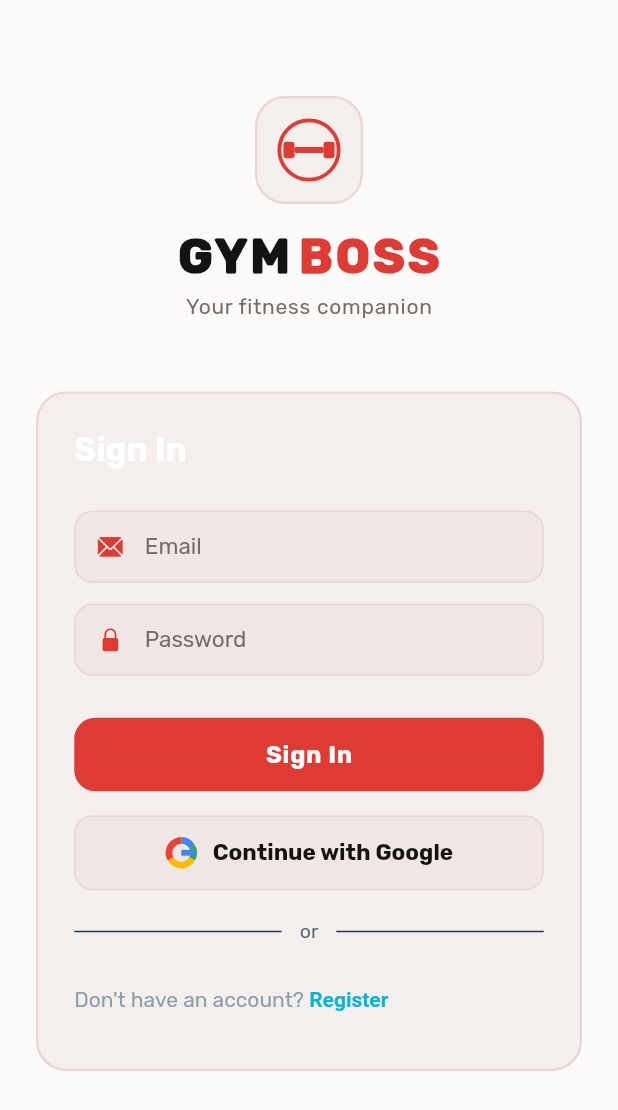
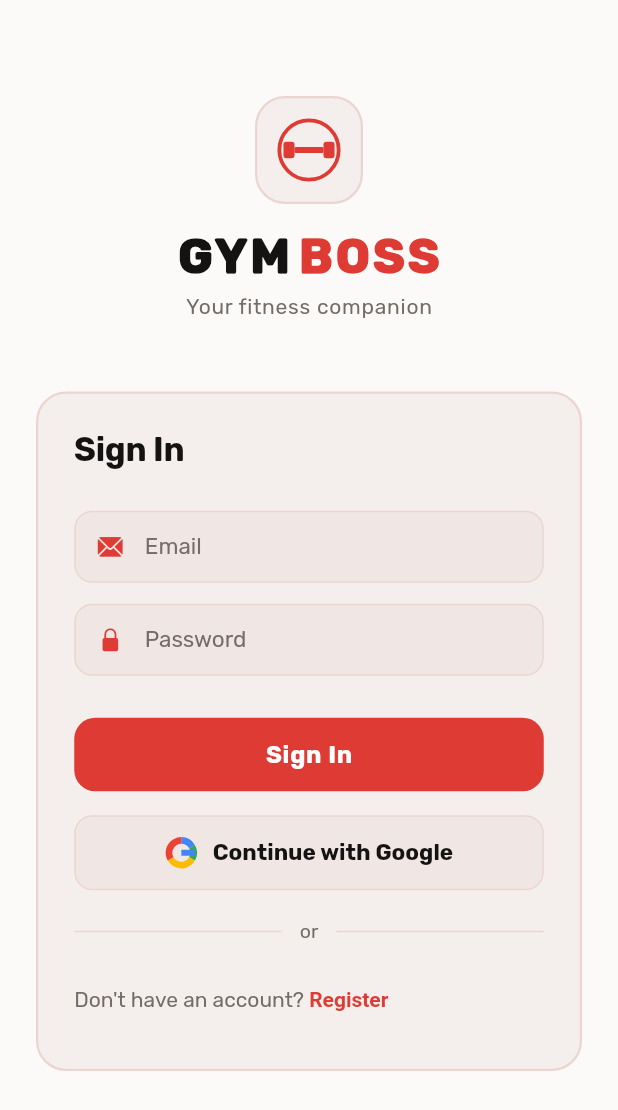
Before and after one commit to AndreiCrimezniuc/GymControl, a Flutter app: the screen it shows after launch, on a phone screen of 412 x 824 dp. Shown: the top 1110 px of the screen. Run offline on Flutter 3.47's test engine with Material 3 defaults, Android fonts, the phone set to English and light mode, and no system bars; our stand-ins replace cached_network_image, connectivity_plus, google_sign_in, hive_flutter, logger, shared_preferences; accounts and stored records are empty.

Commit message:
style(auth): unify sign in/up with the app theme (drop cyan/navy)
The auth screens hardcoded a separate cyan-on-navy palette while the rest
of the app uses the warm near-black + editorial-red theme. Point the title,
account-switch link and divider at context.colors so sign in/up read as the
same product — a more grown-up, cohesive look.

Co-Authored-By: Claude Opus 4.8 <noreply@anthropic.com>

```diff
--- a/lib/ui/auth/login_screen.dart
+++ b/lib/ui/auth/login_screen.dart
@@ -2,6 +2,7 @@ import 'package:flutter/cupertino.dart';
 import 'package:provider/provider.dart';
 import 'package:gymboss/config/api_config.dart';
 import 'package:gymboss/ui/auth/view_model/auth_view_model.dart';
+import 'package:gymboss/ui/core/theme/theme_controller.dart';
 import 'package:gymboss/ui/core/ui/widgets/app_scaffold.dart';
 import 'package:gymboss/ui/auth/widgets/auth_card.dart';
 import 'package:gymboss/ui/auth/widgets/auth_field.dart';
@@ -64,13 +65,14 @@ class _LoginScreenState extends State<LoginScreen> {
                   const SizedBox(height: 48),
                   AuthCard(
                     children: [
-                      const Text(
+                      Text(
                         'Sign In',
                         style: TextStyle(
                           fontSize: 22,
                           fontWeight: FontWeight.w700,
-                          color: CupertinoColors.white,
+                          color: ctx.colors.textPrimary,
                           fontFamily: 'Rubik',
+                          letterSpacing: -0.2,
                         ),
                       ),
                       const SizedBox(height: 28),
@@ -124,19 +126,19 @@ class _LoginScreenState extends State<LoginScreen> {
                         padding: EdgeInsets.zero,
                         onPressed: widget.onGoToRegister,
                         child: RichText(
-                          text: const TextSpan(
+                          text: TextSpan(
                             style: TextStyle(
                               fontSize: 14,
                               fontFamily: 'Rubik',
-                              color: Color(0xFF8B9EAE),
+                              color: ctx.colors.textSecondary,
                             ),
                             children: [
-                              TextSpan(text: "Don't have an account? "),
+                              const TextSpan(text: "Don't have an account? "),
                               TextSpan(
                                 text: 'Register',
                                 style: TextStyle(
-                                  color: Color(0xFF06B6D4),
-                                  fontWeight: FontWeight.w600,
+                                  color: ctx.colors.accent,
+                                  fontWeight: FontWeight.w700,
                                 ),
                               ),
                             ],
@@ -157,21 +159,22 @@ class _LoginScreenState extends State<LoginScreen> {
 class _Divider extends StatelessWidget {
   @override
   Widget build(BuildContext context) {
+    final c = context.colors;
     return Row(
       children: [
-        Expanded(child: Container(height: 1, color: const Color(0xFF1E3A50))),
-        const Padding(
-          padding: EdgeInsets.symmetric(horizontal: 12),
+        Expanded(child: Container(height: 1, color: c.border)),
+        Padding(
+          padding: const EdgeInsets.symmetric(horizontal: 12),
           child: Text(
             'or',
             style: TextStyle(
-              color: Color(0xFF546A7B),
+              color: c.textSecondary,
               fontFamily: 'Rubik',
               fontSize: 13,
             ),
           ),
         ),
-        Expanded(child: Container(height: 1, color: const Color(0xFF1E3A50))),
+        Expanded(child: Container(height: 1, color: c.border)),
       ],
     );
   }
```
Also changed, not shown: lib/ui/auth/register_screen.dart (+15 -12 lines).
